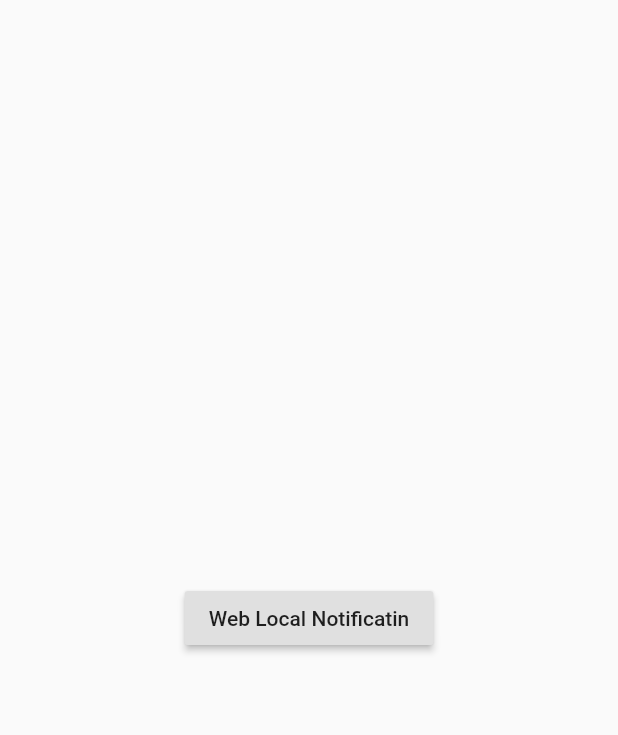
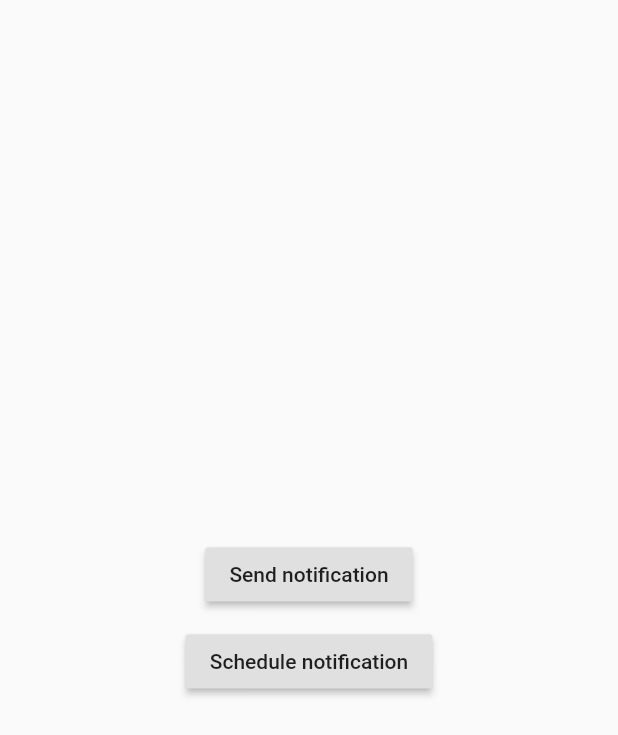
Before and after one commit to NazeemNato/flutter-web-local-notification, a Flutter app: the screen it shows after launch, on a phone screen of 412 x 824 dp. Shown: the top 735 px of the screen. Run offline on Flutter 3.47's test engine with Material 2 defaults, Android fonts, the phone set to English and light mode, and no system bars; missing offline and left inert: universal_html.

Commit message:
small chanhe

```diff
--- a/lib/homeScreenLocal.dart
+++ b/lib/homeScreenLocal.dart
@@ -13,27 +13,48 @@ class _HomeScreenLocalState extends State<HomeScreenLocal> {
   Widget build(BuildContext context) {
     return Scaffold(
       body: Center(
-        child: RaisedButton(
-          onPressed: notification,
-          child: Text('Web Local Notificatin'),
+        child: Column(
+          mainAxisAlignment: MainAxisAlignment.center,
+          children: [
+            RaisedButton(
+              onPressed: sendLocalNotification,
+              child: Text('Send notification'),
+            ),
+            SizedBox(
+              height: 10,
+            ),
+            RaisedButton(
+              onPressed: scheduleLocalNotification,
+              child: Text('Schedule notification'),
+            ),
+          ],
         ),
       ),
     );
   }
 
-  void notification() async {
+  void sendLocalNotification() async {
     var result = await html.Notification.requestPermission();
     if (result == 'granted') {
-      sendLocalNotification();
+      var title = "Flutter web",
+          body = "Test Notification From Flutter Web",
+          icon = "http://friano.me/favicon.png";
+
+      html.Notification(title, body: body, icon: icon);
     }
   }
 
-  void sendLocalNotification() async {
-    //https://friano.me/favicon.png
-    var title = "Flutter web";
-    var body = "Test Notification From Flutter Web";
-    var icon = "http://friano.me/favicon.png";
-
-    html.Notification(title, body: body, icon: icon);
+  void scheduleLocalNotification() async {
+    var reg = await html.window.navigator.serviceWorker.getRegistration();
+    var result = await html.Notification.requestPermission();
+    if (result == 'granted') {
+      var timestamp = DateTime.now().microsecondsSinceEpoch + 100 * 1000;
+      var data = {
+        "tag": timestamp,
+        "body":"Schedule notification from flutter web",
+        // "showTrigger": html.window.navigator.ti(timestamp)
+      };
+      reg.showNotification('flutter web',data);
+    }
   }
 }
```
